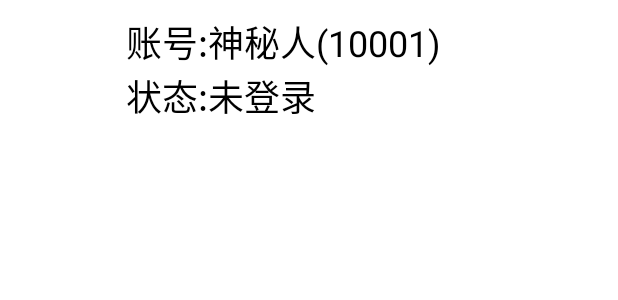
After one commit to Hicores/HCP_Android, an Android app: the layout account_item.xml on its own in the app's theme, with its tools: preview values and no code run, on a phone screen of 412 x 824 dp. The commit adds this screen. Shown: the top 300 px of the screen. Run offline under Robolectric (Android 15) with nearby library versions, the phone set to English and light mode, and no system bars.

Commit message:
add Account UI and Dispatcher

```diff
--- a/app/src/main/java/cc/hicore/MiraiHCP/ApplicationImpl.java
+++ b/app/src/main/java/cc/hicore/MiraiHCP/ApplicationImpl.java
@@ -2,12 +2,15 @@ package cc.hicore.MiraiHCP;
 
 import android.app.Application;
 import android.content.Context;
+
+import java.io.File;
 
 public class ApplicationImpl extends Application {
     @Override
     protected void attachBaseContext(Context base) {
         GlobalEnv.appContext = base;
         GlobalEnv.FilePath = base.getFilesDir().getAbsolutePath();
+        new File(base.getExternalCacheDir()+"/log").mkdirs();
         super.attachBaseContext(base);
     }
 }
--- /dev/null
+++ b/app/src/main/res/layout/account_item.xml
@@ -0,0 +1,35 @@
+<?xml version="1.0" encoding="utf-8"?>
+<RelativeLayout xmlns:android="http://schemas.android.com/apk/res/android"
+    android:clickable="true"
+    android:foreground="?android:attr/selectableItemBackground"
+    android:layout_width="match_parent"
+    android:layout_height="wrap_content">
+
+    <ImageView
+        android:id="@+id/Account_Item_Header"
+        android:layout_width="64dp"
+        android:layout_height="64dp"
+        android:layout_marginLeft="10dp"
+        android:layout_marginTop="10dp"
+        android:layout_marginBottom="10dp"
+        android:layout_marginRight="10dp" />
+    <TextView
+        android:id="@+id/Account_Item_Uin"
+        android:layout_width="wrap_content"
+        android:layout_height="wrap_content"
+        android:layout_marginTop="10dp"
+        android:layout_toRightOf="@id/Account_Item_Header"
+        android:text="账号:神秘人(10001)"
+        android:textColor="@color/common_font_color"
+        android:textSize="24sp" />
+
+    <TextView
+        android:id="@+id/Account_Item_Status"
+        android:layout_width="wrap_content"
+        android:layout_height="wrap_content"
+        android:layout_below="@+id/Account_Item_Uin"
+        android:layout_toRightOf="@id/Account_Item_Header"
+        android:text="状态:未登录"
+        android:textColor="@color/common_font_color"
+        android:textSize="24sp" />
+</RelativeLayout>
```
Also changed, not shown: app/src/main/java/cc/hicore/MiraiHCP/LoginManager/LoginManager.java (+133 -12 lines), app/src/main/java/cc/hicore/MiraiHCP/MainActivity.java (+88 -1 lines), app/src/main/java/cc/hicore/Utils/HttpUtils.java (+22 -0 lines).
